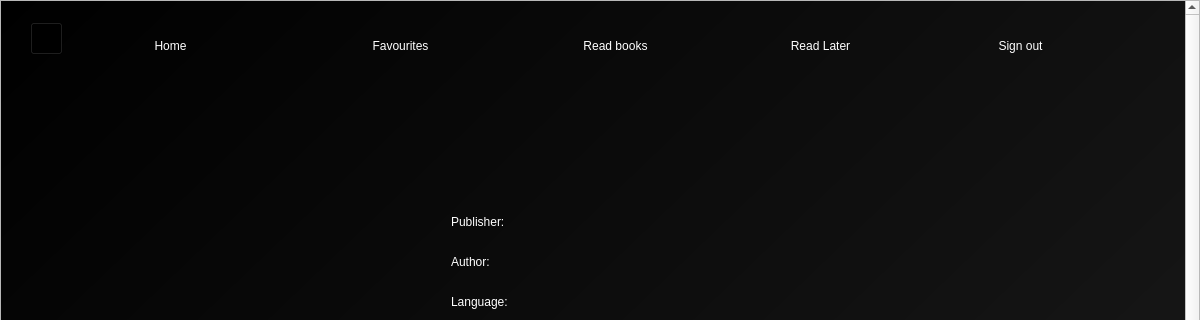
This is assets/ui/expanded-book.ui in KinKE7/SQL-Project-22 as Qt 5 draws it before an edit; both pictures show x 0 to 1200 and y 0 to 320 of the 1200 by 800 pixel window. The edited form follows.
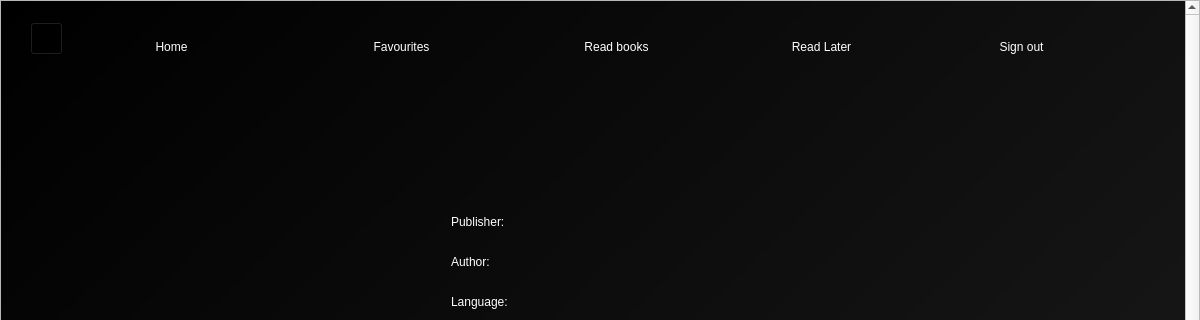
This is the edited form. Icons and pictures are not drawn.

The edit to the form file:
```diff
--- a/assets/ui/expanded-book.ui
+++ b/assets/ui/expanded-book.ui
@@ -309,8 +309,27 @@
        <string>Submit</string>
       </property>
      </widget>
-    </widget>
-   </widget>
+     <widget class="QPushButton" name="menu_fav">
+      <property name="geometry">
+       <rect>
+        <x>350</x>
+        <y>30</y>
+        <width>101</width>
+        <height>31</height>
+       </rect>
+      </property>
+      <property name="cursor">
+       <cursorShape>PointingHandCursor</cursorShape>
+      </property>
+      <property name="styleSheet">
+       <string notr="true">border-radius: 20px;
+background-color: rgba(238, 2, 73, 0);
+font: 12pt &quot;MS Shell Dlg 2&quot;;
+color: rgb(255, 255, 255);</string>
+      </property>
+      <property name="text">
+       <string>Favourites</string>
+      </property>
   </widget>
   <widget class="QPushButton" name="menu_read_list">
    <property name="geometry">
@@ -356,28 +375,6 @@
     <string>Sign out</string>
    </property>
   </widget>
-  <widget class="QPushButton" name="menu_fav">
-   <property name="geometry">
-    <rect>
-     <x>350</x>
-     <y>30</y>
-     <width>101</width>
-     <height>31</height>
-    </rect>
-   </property>
-   <property name="cursor">
-    <cursorShape>PointingHandCursor</cursorShape>
-   </property>
-   <property name="styleSheet">
-    <string notr="true">border-radius: 20px;
-background-color: rgba(238, 2, 73, 0);
-font: 12pt &quot;MS Shell Dlg 2&quot;;
-color: rgb(255, 255, 255);</string>
-   </property>
-   <property name="text">
-    <string>Favourites</string>
-   </property>
-  </widget>
   <widget class="QPushButton" name="menu_home">
    <property name="geometry">
     <rect>
@@ -421,6 +418,9 @@
    <property name="text">
     <string>Read books</string>
    </property>
+     </widget>
+    </widget>
+   </widget>
   </widget>
  </widget>
  <resources/>
```
Lines whose indentation alone changed are shown as unchanged.
